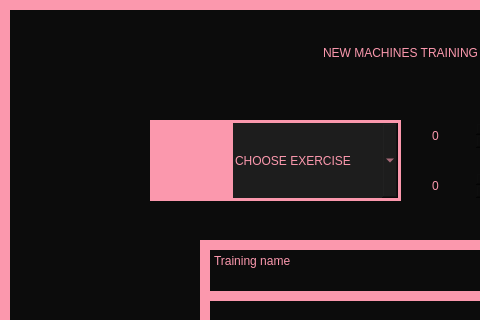
Hanna-J-K/fitnessapp, file View/NewMachinesTraining.ui: the form before one commit; both pictures show x 0 to 480 and y 0 to 320 of the 800 by 600 pixel window.
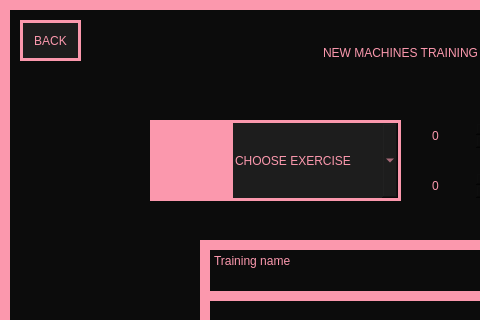
The form after the commit. Icons and pictures are not drawn.

Commit message: if i could turn back time (now i can with back buttons added)

Diff of the .ui file:
```diff
--- a/View/NewMachinesTraining.ui
+++ b/View/NewMachinesTraining.ui
@@ -294,6 +294,26 @@
      <string>REMOVE</string>
     </property>
    </widget>
+   <widget class="QPushButton" name="back_btn">
+    <property name="geometry">
+     <rect>
+      <x>20</x>
+      <y>20</y>
+      <width>61</width>
+      <height>41</height>
+     </rect>
+    </property>
+    <property name="cursor">
+     <cursorShape>PointingHandCursor</cursorShape>
+    </property>
+    <property name="styleSheet">
+     <string notr="true">background-color: #1D1D1D;border: 3px solid #FB98AD;
+font: 8pt &quot;PRIMETIME&quot;;</string>
+    </property>
+    <property name="text">
+     <string>BACK</string>
+    </property>
+   </widget>
   </widget>
  </widget>
  <resources/>
```
The commit also changes 6 other files.
